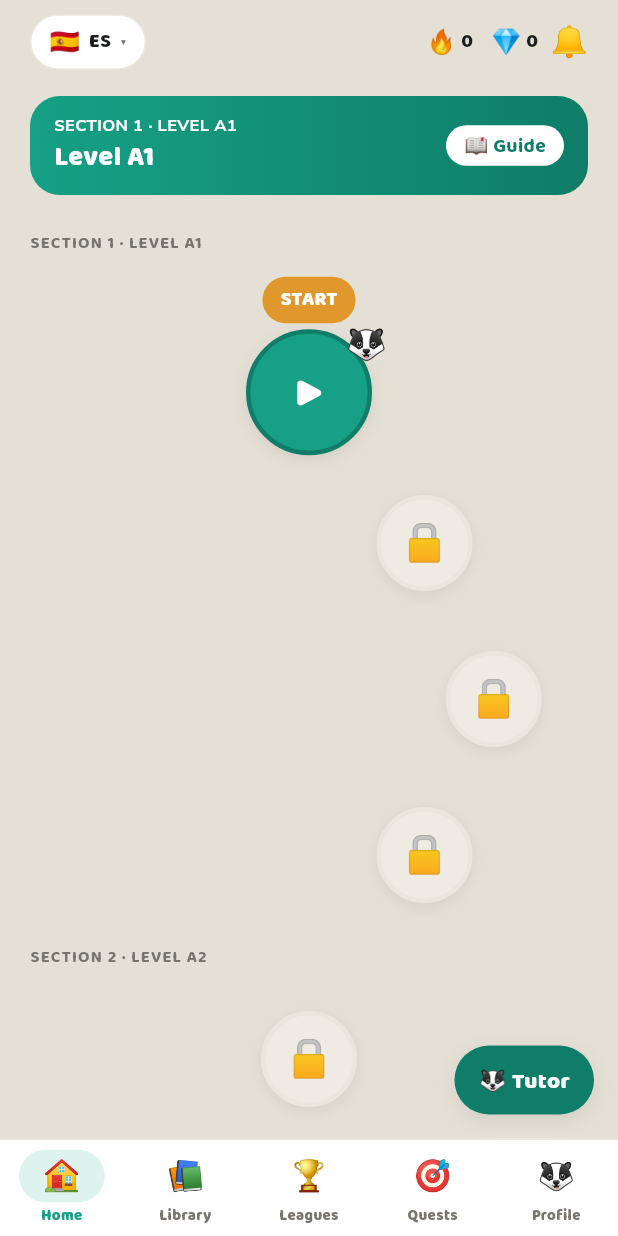
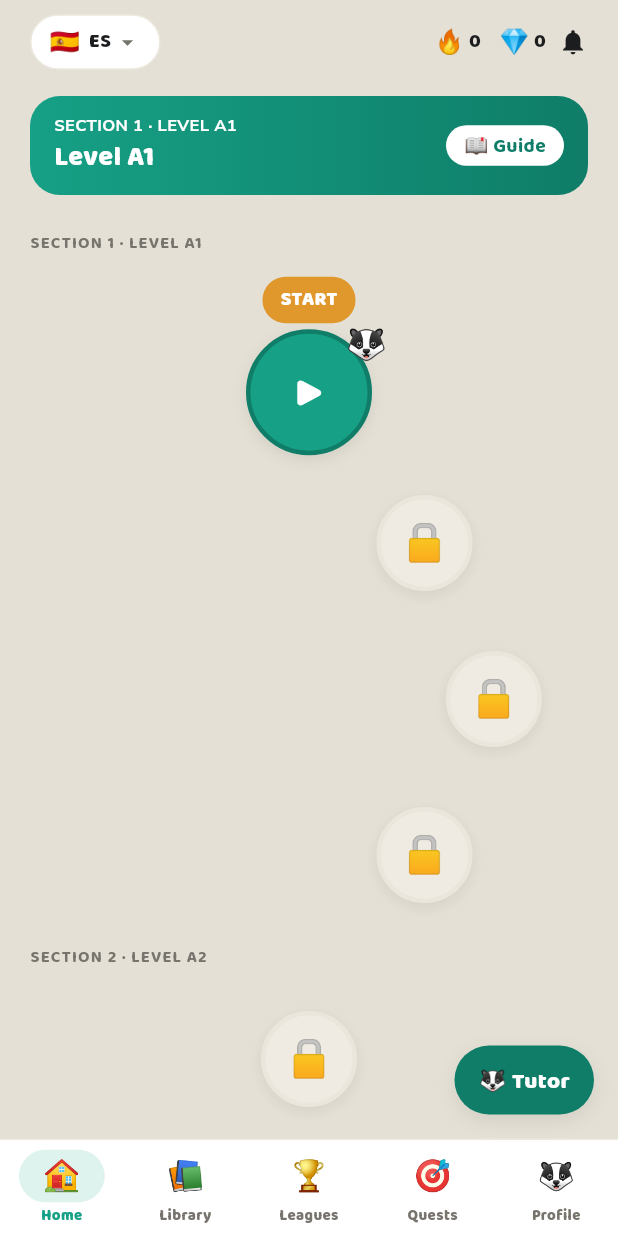
Before and after one commit to globalonlinedeveloper/Project_R, a Flutter app: the screen it shows after launch, on a phone screen of 412 x 824 dp. Run offline on Flutter 3.47's test engine with Material 3 defaults, Android fonts, the phone set to English and light mode, and no system bars; our stand-ins replace flutter_riverpod, freezed_annotation, go_router, shared_preferences, supabase_flutter; accounts and stored records are empty; generated files the repository leaves out were written again.

Commit message:
feat(icons): route top-bar functional chrome through RatelIcons (emoji→Material)
Convert the shared RatelTopBar's functional affordances — 🔔 notifications
bell, 🎨 theme button, ▾ language-dropdown chevron — from emoji to the
self-hosted RatelIcons over the vendored MaterialIcons font (S57). Stat /
gamification (🔥 💎 ⚡ 💪), brand (🦡) and lesson-content emoji stay colourful
by design (owner choice: convert only functional chrome).

- RatelIcons += notifications (U+E7F4) / palette (U+E40A) / arrowDropDown
  (U+E5C5); all present in the bundled filled font (verified with fonttools —
  no tofu). const IconData so --tree-shake-icons subsets cleanly.
- ratel_top_bar.dart: the three glyphs → Icon(RatelIcons.*), themed via
  context.palette.ink/.muted (dark-mode safe, S53).
- tests: bell finders repointed find.text('🔔') → find.byIcon(...) across
  components/home/library/leagues_quests; + a chrome-glyph test asserting the
  3 functional icons render while 🔥 stays emoji; icon-asset contract extended
  with the 3 new codepoints; the 360px overflow gauntlet stays green.
- third_party README documents the 6 glyphs now promoted into RatelIcons.

RTM regen = zero diff. Sandbox gate: scoped analyze clean + full runnable
suite green (core/app/features/auth/widget_test).

```diff
--- a/lib/core/components/ratel_top_bar.dart
+++ b/lib/core/components/ratel_top_bar.dart
@@ -1,6 +1,7 @@
 import 'package:flutter/material.dart';
 
 import '../theme/theme.dart';
+import '../theme/ratel_icons.dart';
 
 /// Fixed top bar for the tab screens (design spec §3).
 ///
@@ -87,9 +88,10 @@ class RatelTopBar extends StatelessWidget {
                         GestureDetector(
                           behavior: HitTestBehavior.opaque,
                           onTap: onThemeTap,
-                          child: const Padding(
-                            padding: EdgeInsets.only(left: RatelSpace.sm),
-                            child: Text('🎨', style: TextStyle(fontSize: 20)),
+                          child: Padding(
+                            padding: const EdgeInsets.only(left: RatelSpace.sm),
+                            child: Icon(RatelIcons.palette,
+                                size: 20, color: context.palette.ink),
                           ),
                         ),
                       if (onNotificationsTap != null)
@@ -149,8 +151,9 @@ class _FlagPill extends StatelessWidget {
                 color: context.palette.ink,
               ),
             ),
-            Text('  ▾',
-                style: TextStyle(fontSize: 11, color: context.palette.muted)),
+            const SizedBox(width: 2),
+            Icon(RatelIcons.arrowDropDown,
+                size: 18, color: context.palette.muted),
           ],
         ),
       ),
@@ -208,7 +211,8 @@ class _BellButton extends StatelessWidget {
         child: Stack(
           clipBehavior: Clip.none,
           children: <Widget>[
-            const Text('🔔', style: TextStyle(fontSize: 20)),
+            Icon(RatelIcons.notifications,
+                size: 20, color: context.palette.ink),
             if (unread > 0)
               Positioned(
                 top: -5,
--- a/lib/core/theme/ratel_icons.dart
+++ b/lib/core/theme/ratel_icons.dart
@@ -31,4 +31,17 @@ class RatelIcons {
   /// Material `mark_email_unread` (U+F18A).
   static const IconData markEmailUnread =
       IconData(0xf18a, fontFamily: fontFamily);
+
+  /// In-app notifications bell — the top-bar inbox button. Material
+  /// `notifications` (U+E7F4).
+  static const IconData notifications =
+      IconData(0xe7f4, fontFamily: fontFamily);
+
+  /// Appearance / theme picker affordance. Material `palette` (U+E40A).
+  static const IconData palette = IconData(0xe40a, fontFamily: fontFamily);
+
+  /// Dropdown affordance (e.g. the language pill chevron). Material
+  /// `arrow_drop_down` (U+E5C5).
+  static const IconData arrowDropDown =
+      IconData(0xe5c5, fontFamily: fontFamily);
 }
```
Also changed, not shown: 6 other files.
